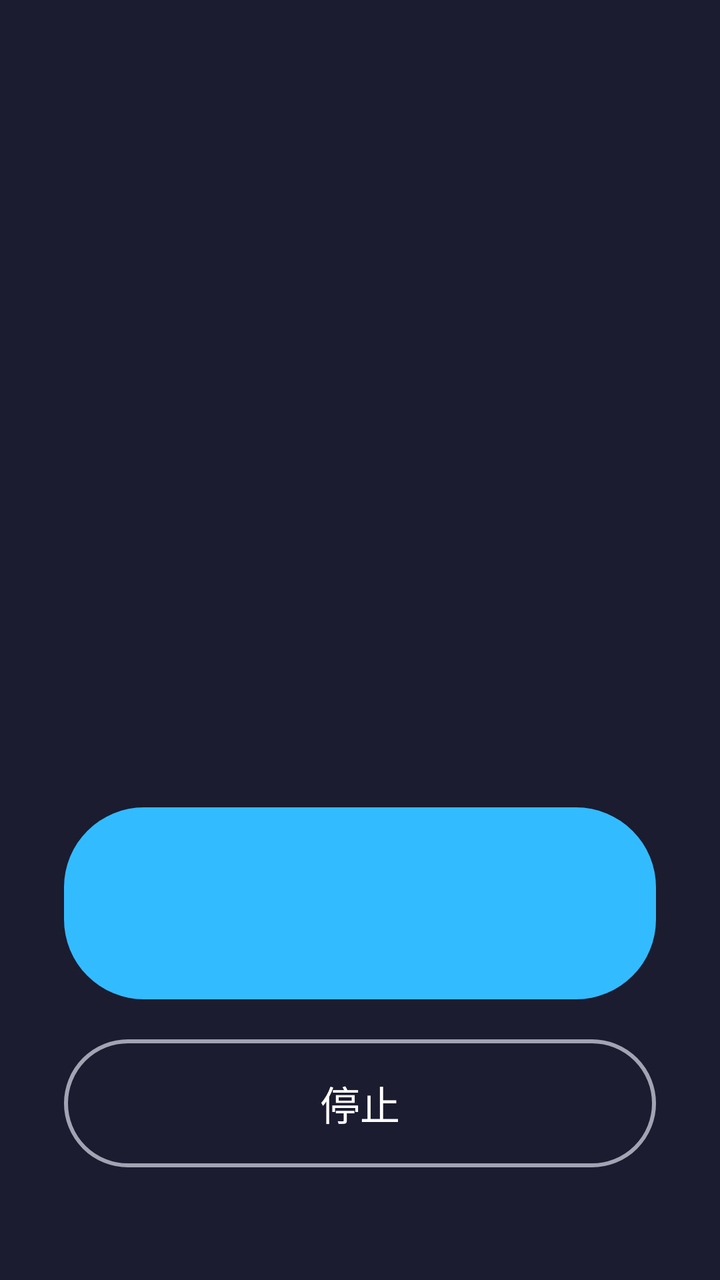
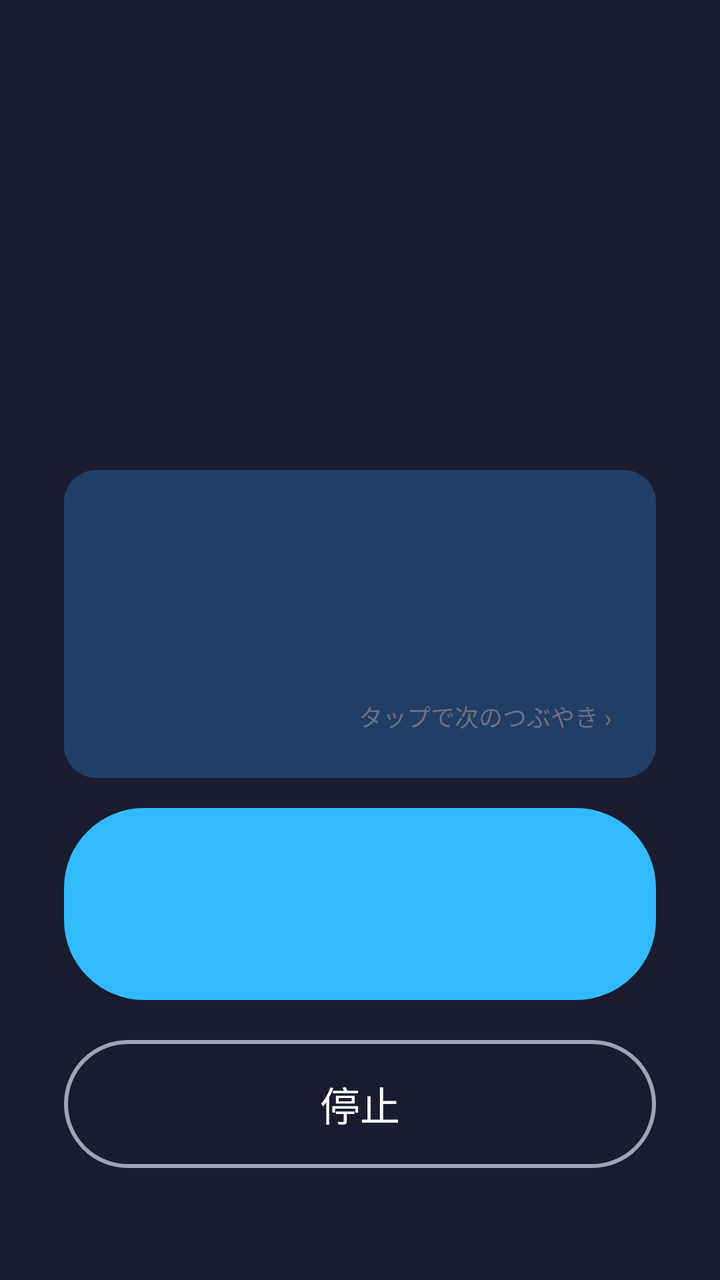

Compare the two renders of this Android layout. The source of the first and the diff that turns it into the second are given below.
<!-- AndroidManifest.xml: application theme AppTheme -->
<!-- res/layout/activity_ring.xml -->
<?xml version="1.0" encoding="utf-8"?>
<LinearLayout xmlns:android="http://schemas.android.com/apk/res/android"
    android:layout_width="match_parent" android:layout_height="match_parent"
    android:background="@color/bg" android:orientation="vertical"
    android:gravity="center_horizontal" android:padding="32dp">

    <View android:layout_width="0dp" android:layout_height="0dp" android:layout_weight="1" />

    <TextView android:id="@+id/ringTime"
        android:layout_width="wrap_content" android:layout_height="wrap_content"
        android:textColor="@color/text" android:textSize="88sp" android:textStyle="bold" />
    <TextView android:id="@+id/ringLabel"
        android:layout_width="wrap_content" android:layout_height="wrap_content"
        android:layout_marginTop="8dp"
        android:textColor="@color/textOff2" android:textSize="20sp" />

    <View android:layout_width="0dp" android:layout_height="0dp" android:layout_weight="1.4" />

    <Button android:id="@+id/btnSnooze"
        android:layout_width="match_parent" android:layout_height="96dp"
        android:background="@drawable/btn_primary" android:textColor="@color/bg"
        android:textSize="24sp" android:textStyle="bold"
        android:stateListAnimator="@null" />

    <Button android:id="@+id/btnStop"
        android:layout_width="match_parent" android:layout_height="64dp"
        android:layout_marginTop="20dp"
        android:background="@drawable/btn_outline" android:text="停止"
        android:textColor="@color/text" android:textSize="20sp"
        android:stateListAnimator="@null" />

    <View android:layout_width="0dp" android:layout_height="24dp" />
</LinearLayout>
<!-- resources referenced by this layout -->
<resources>
  <color name="bg">#1B1C30</color>
  <color name="text">#FFFFFF</color>
  <color name="textOff2">#A3A4B3</color>
  <!-- drawable btn_outline (drawable) -->
  <shape xmlns:android="http://schemas.android.com/apk/res/android"><solid android:color="#00000000"/><stroke android:width="2dp" android:color="@color/textOff2"/><corners android:radius="40dp"/></shape>
  <!-- drawable btn_primary (drawable) -->
  <shape xmlns:android="http://schemas.android.com/apk/res/android"><solid android:color="@color/accent"/><corners android:radius="40dp"/></shape>
  <style name="AppTheme" parent="Theme.AppCompat.NoActionBar">
          <item name="colorPrimary">@color/accent</item>
          <item name="colorAccent">@color/accent</item>
          <item name="colorControlNormal">@color/accent</item>
          <item name="colorControlActivated">@color/accent</item>
          <item name="android:windowBackground">@color/bg</item>
          <item name="android:statusBarColor">@color/bg</item>
          <item name="android:navigationBarColor">@color/bg</item>
          <item name="android:textColorPrimary">@color/text</item>
          <item name="android:textColorSecondary">@color/textOff2</item>
          <item name="android:colorBackground">@color/bg</item>
      </style>
  <color name="accent">#33BBFF</color>
</resources>

<!-- the commit's change to res/layout/activity_ring.xml (unified diff, before → after) -->
@@ -14,7 +14,29 @@
         android:layout_marginTop="8dp"
         android:textColor="@color/textOff2" android:textSize="20sp" />
 
-    <View android:layout_width="0dp" android:layout_height="0dp" android:layout_weight="1.4" />
+    <LinearLayout android:id="@+id/quipCard"
+        android:layout_width="match_parent" android:layout_height="wrap_content"
+        android:layout_marginTop="36dp"
+        android:background="@drawable/card_bg" android:foreground="?android:attr/selectableItemBackground"
+        android:orientation="vertical" android:padding="22dp">
+        <TextView android:id="@+id/quipLabel"
+            android:layout_width="wrap_content" android:layout_height="wrap_content"
+            android:textColor="@color/accent" android:textSize="13sp" android:textStyle="bold" />
+        <TextView android:id="@+id/quipText"
+            android:layout_width="match_parent" android:layout_height="wrap_content"
+            android:layout_marginTop="10dp" android:lineSpacingMultiplier="1.25"
+            android:textColor="@color/text" android:textSize="19sp" android:textStyle="bold" />
+        <TextView android:id="@+id/quipBy"
+            android:layout_width="match_parent" android:layout_height="wrap_content"
+            android:layout_marginTop="8dp" android:gravity="end"
+            android:textColor="@color/textOff2" android:textSize="14sp" />
+        <TextView android:layout_width="match_parent" android:layout_height="wrap_content"
+            android:layout_marginTop="12dp" android:gravity="end"
+            android:text="タップで次のつぶやき ›"
+            android:textColor="@color/textOff" android:textSize="12sp" />
+    </LinearLayout>
+
+    <View android:layout_width="0dp" android:layout_height="0dp" android:layout_weight="1" />
 
     <Button android:id="@+id/btnSnooze"
         android:layout_width="match_parent" android:layout_height="96dp"
<!-- resource entries referenced after the edit -->
@@ -2,11 +2,14 @@
 <resources>
   <color name="bg">#1B1C30</color>
   <color name="text">#FFFFFF</color>
+  <color name="textOff">#6F7082</color>
   <color name="textOff2">#A3A4B3</color>
   <!-- drawable btn_outline (drawable) -->
   <shape xmlns:android="http://schemas.android.com/apk/res/android"><solid android:color="#00000000"/><stroke android:width="2dp" android:color="@color/textOff2"/><corners android:radius="40dp"/></shape>
   <!-- drawable btn_primary (drawable) -->
   <shape xmlns:android="http://schemas.android.com/apk/res/android"><solid android:color="@color/accent"/><corners android:radius="40dp"/></shape>
+  <!-- drawable card_bg (drawable) -->
+  <shape xmlns:android="http://schemas.android.com/apk/res/android"><solid android:color="@color/card"/><corners android:radius="16dp"/></shape>
   <style name="AppTheme" parent="Theme.AppCompat.NoActionBar">
           <item name="colorPrimary">@color/accent</item>
           <item name="colorAccent">@color/accent</item>
@@ -19,6 +22,7 @@
           <item name="android:textColorSecondary">@color/textOff2</item>
           <item name="android:colorBackground">@color/bg</item>
       </style>
+  <color name="card">#213F66</color>
   <color name="accent">#33BBFF</color>
 </resources>
 
